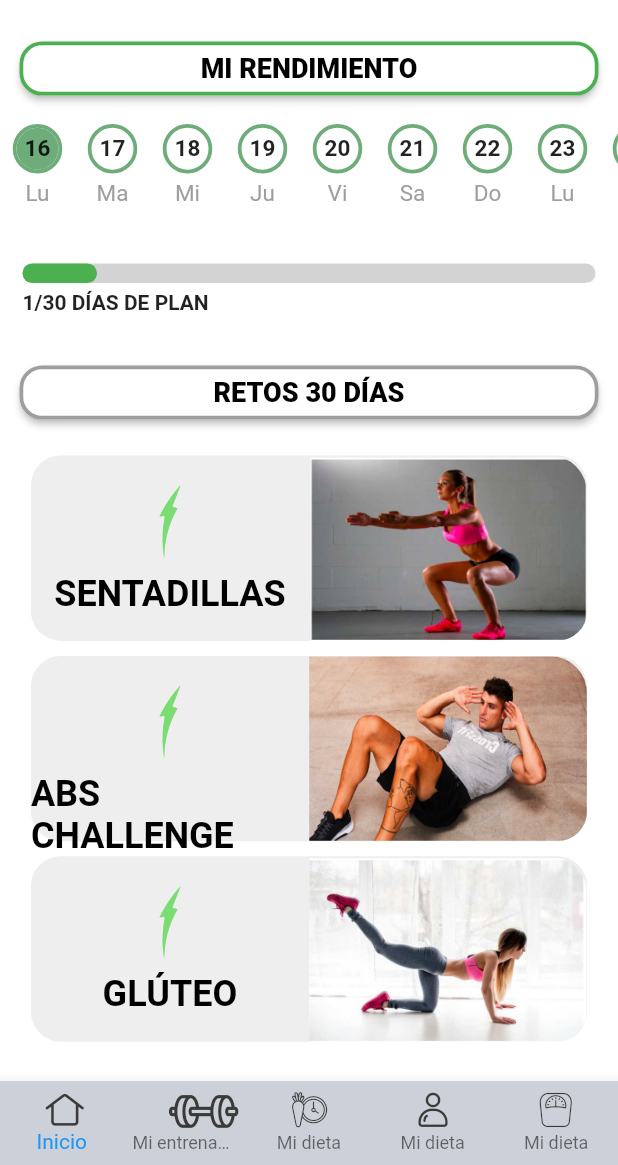
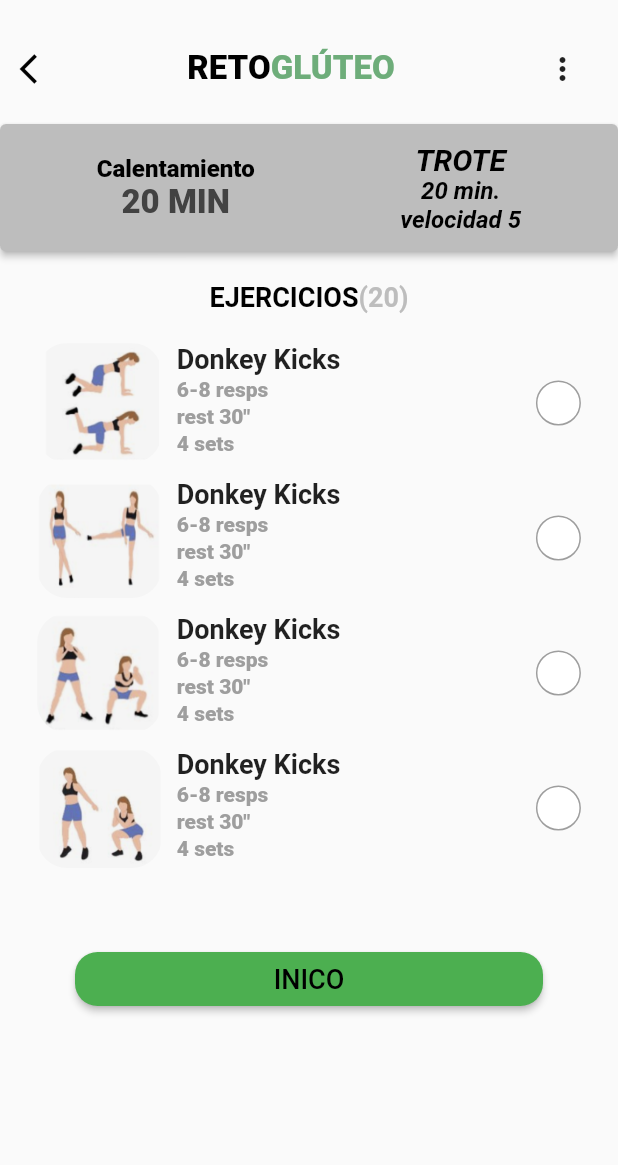
Before and after one commit to satsin06/coach_app, a Flutter app: the screen it shows after launch, after a tap on "RETOS 30 DÍAS", on a phone screen of 412 x 824 dp, the part 71-1236 px from its top. Run offline on Flutter 3.47's test engine with Material 2 defaults, Android fonts, the phone set to English and light mode, and no system bars; drawn by our look-alikes of roundcheckbox; our stand-ins replace firebase_auth, firebase_core, material_design_icons_flutter; missing offline and left inert: horizontal_picker; accounts and stored records are empty.

Commit message:
added Butt Exercide Screen

```diff
--- a/lib/Screens/auth/signin.dart
+++ b/lib/Screens/auth/signin.dart
@@ -1,6 +1,7 @@
 import 'package:coach_app/Screens/auth/email_login.dart';
+import 'package:coach_app/Screens/auth/signup.dart';
+import 'package:coach_app/Screens/main_screens/bottom_bar.dart';
 import 'package:coach_app/custom_icons_icons.dart';
-import 'package:coach_app/services/auth_wrapper.dart';
 import 'package:flutter/material.dart';
 import 'package:material_design_icons_flutter/material_design_icons_flutter.dart';
 
@@ -130,7 +131,9 @@ class SignInPage extends StatelessWidget {
                       fontWeight: FontWeight.w300,
                       fontSize: 24),
                 ),
-                onPressed: () {},
+                onPressed: () {
+                  Navigator.of(context).push(MaterialPageRoute(builder: (context) => BottomBar()));
+                },
                 style: ElevatedButton.styleFrom(
                   primary: Colors.white,
                   shape: new RoundedRectangleBorder(
@@ -156,7 +159,7 @@ class SignInPage extends StatelessWidget {
               TextButton(
                   onPressed: () {
                     Navigator.of(context)
-                        .push(MaterialPageRoute(builder: (context) => AuthWrapper()));
+                        .push(MaterialPageRoute(builder: (context) => SignUpPage()));
                   },
                   child: Text(
                     'INICIA SESIÓN',
--- /dev/null
+++ b/lib/Screens/main_screens/home/butt_challenge_exersise.dart
@@ -0,0 +1,241 @@
+import 'package:coach_app/widget/butt_challenge_tile.dart';
+import 'package:flutter/material.dart';
+
+import '../../../custom_icons_icons.dart';
+
+
+class ButtChallengeExercise extends StatelessWidget {
+  const ButtChallengeExercise({Key? key}) : super(key: key);
+
+  @override
+  Widget build(BuildContext context) {
+    return Scaffold(
+        appBar: AppBar(
+          elevation: 0,
+          backgroundColor: Colors.transparent,
+          automaticallyImplyLeading: false,
+          title: Row(
+          mainAxisAlignment: MainAxisAlignment.center,
+          children: [
+            Stack(
+              children: [
+                Text(
+                  'COACH APP',
+                  style: TextStyle(
+                      fontSize: 32,
+                      fontWeight: FontWeight.w100,
+                      color: Colors.black,
+                      fontFamily: 'GeometricSlab'),
+                ),
+                Padding(
+                  padding: const EdgeInsets.fromLTRB(27, 13, 0, 0),
+                  child: Icon(
+                    CustomIcons.name,
+                    color: Color(0xff79dd72),
+                    size: 6,
+                  ),
+                ),
+                Padding(
+                  padding: const EdgeInsets.fromLTRB(88, 5, 0, 0),
+                  child: Icon(
+                    CustomIcons.flash,
+                    color: Color(0xff79dd72),
+                    size: 24,
+                  ),
+                ),
+              ],
+            ),
+          ],
+        ),
+        ),
+        body: Container(
+          child: SingleChildScrollView(
+            child: Column(
+              children: [
+                // SizedBox(
+                //   height: 20,
+                // ),
+                Container(
+                  width: MediaQuery.of(context).size.width,
+                  child: Padding(
+                    padding: const EdgeInsets.all(13.0),
+                    child: SizedBox(
+                      width: MediaQuery.of(context).size.width,
+                      child: Row(
+                        mainAxisAlignment: MainAxisAlignment.spaceBetween,
+                        children: [
+                          Icon(
+                            Icons.arrow_back_ios,
+                            color: Colors.black,
+                          ),
+                          RichText(
+                              text: TextSpan(
+                                  text: 'RETO',
+                                  style: TextStyle(
+                                      color: Colors.black,
+                                      fontSize: 22,
+                                      fontWeight: FontWeight.w800),
+                                  children: [
+                                    TextSpan(
+                                      text: 'GLÚTEO',
+                                      style: TextStyle(
+                                          color: Color(0xff6EAD7A),
+                                          fontSize: 22,
+                                          fontWeight: FontWeight.w800),
+                                    )
+                                  ])),
+                          Theme(
+                            data: Theme.of(context).copyWith(
+                              cardColor: Colors.blue,
+                            ),
+                            child: PopupMenuButton(
+                              itemBuilder: (context) {
+                                return List.generate(2, (index) {
+                                  return PopupMenuItem(
+                                    child: Text(
+                                      'button no $index',
+                                      style: TextStyle(color: Colors.white),
+                                    ),
+                                  );
+                                });
+                              },
+                            ),
+                          )
+                        ],
+                      ),
+                    ),
+                  ),
+                ),
+                SizedBox(
+                  width: MediaQuery.of(context).size.width,
+                  child: ElevatedButton(
+                      onPressed: () {},
+                      style: ElevatedButton.styleFrom(
+                        primary: Colors.grey[400],
+                      ),
+                      child: Row(
+                        mainAxisAlignment: MainAxisAlignment.spaceAround,
+                        children: [
+                          RichText(
+                              textAlign: TextAlign.center,
+                              text: TextSpan(
+                                  text: 'Calentamiento\n',
+                                  style: TextStyle(
+                                      color: Colors.black,
+                                      fontSize: 16,
+                                      fontWeight: FontWeight.w800),
+                                  children: [
+                                    TextSpan(
+                                      text: '20 MIN',
+                                      style: TextStyle(
+                                          color: Colors.grey[800],
+                                          fontSize: 22,
+                                          fontWeight: FontWeight.w800),
+                                    )
+                                  ])),
+                          Padding(
+                            padding: const EdgeInsets.symmetric(vertical: 12.0),
+                            child: RichText(
+                                textAlign: TextAlign.center,
+                                text: TextSpan(
+                                    text: 'TROTE\n',
+                                    style: TextStyle(
+                                        color: Colors.black,
+                                        fontStyle: FontStyle.italic,
+                                        fontSize: 20,
+                                        fontWeight: FontWeight.bold),
+                                    children: [
+                                      TextSpan(
+                                        text: '20 min.\n',
+                                        style: TextStyle(
+                                            color: Colors.black,
+                                            fontStyle: FontStyle.italic,
+                                            fontSize: 16,
+                                            fontWeight: FontWeight.bold),
+                                      ),
+                                      TextSpan(
+                                        text: 'velocidad 5',
+                                        style: TextStyle(
+                                            color: Colors.black,
+                                            fontStyle: FontStyle.italic,
+                                            fontSize: 16,
+                                            fontWeight: FontWeight.bold),
+                                      ),
+                                    ])),
+                          ),
+                        ],
+                      )),
+                ),
+                SizedBox(
+                  height: 20,
+                ),
+                Row(
+                  mainAxisAlignment: MainAxisAlignment.center,
+                  children: [
+                    Container(
+                      child: Text("EJERCICIOS",
+                        style: TextStyle(
+                            fontWeight: FontWeight.bold,
+                            color: Colors.black,
+                            fontSize: 18
+                        ),),
+                    ),
+                    Container(
+                      child: Text("(20)",
+                        style: TextStyle(
+                            fontWeight: FontWeight.bold,
+                            color: Colors.grey.shade400,
+                            fontSize: 18
+                        ),),
+                    )
+                  ],
+                ),
+                SizedBox(height: 20,),
+                Container(
+                  child: Column(
+                    children: [
+                      ButtChallengeTile(img: Image.asset("assets/home3.png",height: 80,fit: BoxFit.fill,),text: "Donkey Kicks",text1: "6-8 resps",text2: 'rest 30"',text3: "4 sets",),
+                      SizedBox(height: 10,),
+                      ButtChallengeTile(img: Image.asset("assets/home3_1.png",height: 80,fit: BoxFit.fill,),text: "Donkey Kicks",text1: "6-8 resps",text2: 'rest 30"',text3: "4 sets",),
+                      SizedBox(height: 10,),
+                      ButtChallengeTile(img: Image.asset("assets/home3_2.png",height: 80,fit: BoxFit.fill,),text: "Donkey Kicks",text1: "6-8 resps",text2: 'rest 30"',text3: "4 sets",),
+                      SizedBox(height: 10,),
+                      ButtChallengeTile(img: Image.asset("assets/home3_3.png",height: 80,fit: BoxFit.fill,),text: "Donkey Kicks",text1: "6-8 resps",text2: 'rest 30"',text3: "4 sets",)
+                    ],
+                  ),
+                ),
+                Container(
+                  child: Padding(
+                    padding: const EdgeInsets.all(50.0),
+                    child: SizedBox(
+                      width: MediaQuery.of(context).size.width,
+                      child: ElevatedButton(
+                          onPressed: () {},
+                          style: ElevatedButton.styleFrom(
+                            primary: Colors.green.shade500,
+                            shape: RoundedRectangleBorder(
+                                borderRadius:
+                                BorderRadius.circular(15)),
+                            // side: BorderSide(
+                            //   color: Colors.green.shade500,
+                            //   width: 2.5,
+                            // )
+                          ),
+                          child: Text(
+                            "INICO",
+                            textAlign: TextAlign.center,
+                            style: TextStyle(
+                              color: Colors.black,
+                              fontSize: 18,
+                              //fontWeight: FontWeight.w800
+                            ),
+                          )),
+                    ),
+                  ),
+                ),
+              ],
+            ),
+          ),
+        ));
+  }
+}
--- a/lib/Screens/main_screens/home/home_screen.dart
+++ b/lib/Screens/main_screens/home/home_screen.dart
@@ -1,3 +1,4 @@
+import 'package:coach_app/Screens/main_screens/home/butt_challenge_exersise.dart';
 import 'package:coach_app/widget/home_tile.dart';
 import 'package:flutter/material.dart';
 
@@ -65,7 +66,9 @@ class _HomeScreenState extends State<HomeScreen> {
                   child: SizedBox(
                     width: MediaQuery.of(context).size.width,
                     child: ElevatedButton(
-                        onPressed: () {},
+                        onPressed: () {
+
+                        },
                         style: ElevatedButton.styleFrom(
                             primary: Colors.white,
                             shape: RoundedRectangleBorder(
@@ -143,7 +146,9 @@ class _HomeScreenState extends State<HomeScreen> {
                   child: SizedBox(
                     width: MediaQuery.of(context).size.width,
                     child: ElevatedButton(
-                        onPressed: () {},
+                        onPressed: () {
+                          Navigator.of(context).push(MaterialPageRoute(builder: (context) => ButtChallengeExercise()));
+                        },
                         style: ElevatedButton.styleFrom(
                             primary: Colors.white,
                             shape: RoundedRectangleBorder(
--- /dev/null
+++ b/lib/widget/butt_challenge_tile.dart
@@ -0,0 +1,104 @@
+import 'package:flutter/material.dart';
+import 'package:roundcheckbox/roundcheckbox.dart';
+
+class ButtChallengeTile extends StatelessWidget {
+  const ButtChallengeTile({
+    Key? key,
+    this.text = "",
+    this.text1 = "",
+    this.text2 = "",
+    this.text3 = "",
+    required this.img,
+  }) : super(key: key);
+  final String text;
+  final String text1;
+  final String text2;
+  final String text3;
+  final Image img;
+
+  @override
+  Widget build(BuildContext context) {
+    return Container(
+      child: Container(
+        height: 80,
+        width: MediaQuery.of(context).size.width * 0.88,
+        child: Row(
+          mainAxisAlignment: MainAxisAlignment.spaceBetween,
+          children: [
+            Expanded(
+                child: ClipRRect(
+                  borderRadius: BorderRadius.circular(20),
+                  child: Container(
+                    child: Column(
+                      children: [
+                        img
+                      ],
+                    ),
+                  ),
+                )),
+            Expanded(
+                flex: 3,
+                child: Container(
+                  child: Row(
+                    children: [
+                      Column(
+                        crossAxisAlignment: CrossAxisAlignment.start,
+                        children: [
+                          Padding(
+                            padding: const EdgeInsets.only(left: 10),
+                            child: Text(
+                              text,
+                              style: TextStyle(
+                                  fontSize: 18,
+                                  fontWeight: FontWeight.w700),
+                            ),
+                          ),
+                          Padding(
+                            padding: const EdgeInsets.only(
+                                left: 10, top: 2),
+                            child: Text(
+                              text1,
+                              style: TextStyle(
+                                  fontSize: 14,
+                                  color: Colors.grey,
+                                  fontWeight: FontWeight.w800),
+                            ),
+                          ),
+                          Padding(
+                            padding: const EdgeInsets.only(
+                                left: 10, top: 2),
+                            child: Text(
+                              text2,
+                              style: TextStyle(
+                                  fontSize: 14,
+                                  color: Colors.grey,
+                                  fontWeight: FontWeight.w800),
+                            ),
+                          ),
+                          Padding(
+                            padding: const EdgeInsets.only(
+                                left: 10, top: 2),
+                            child: Text(
+                              text3,
+                              style: TextStyle(
+                                  fontSize: 14,
+                                  color: Colors.grey,
+                                  fontWeight: FontWeight.w800),
+                            ),
+                          ),
+                        ],
+                      ),
+                    ],
+                  ),
+                )),
+            RoundCheckBox(
+              onTap: (selected) {},
+              size: 30,
+              uncheckedColor: Colors.white,
+            ),
+          ],
+        ),
+      ),
+    );
+  }
+}
--- a/pubspec.yaml
+++ b/pubspec.yaml
@@ -27,8 +27,8 @@ dependencies:
 
   # The following adds the Cupertino Icons font to your application.
   # Use with the CupertinoIcons class for iOS style icons.
-  cupertino_icons: ^1.0.2
-  material_design_icons_flutter: 4.0.5955
+  cupertino_icons: ^1.0.3
+  material_design_icons_flutter: ^5.0.5955-rc.1
   horizontal_picker: ^1.1.0
   roundcheckbox: ^2.0.2+1
 
```
Also changed, not shown: assets/home3.png (added), assets/home3_1.png (added), assets/home3_2.png (added), assets/home3_3.png (added), pubspec.lock.
